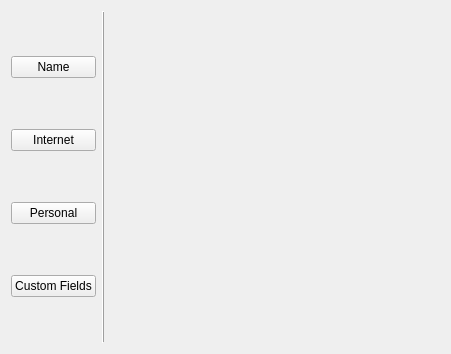
chusopr/kdepim-ktimetracker-akonadi, file mobile/contacts/editormore.ui: the form before one commit.
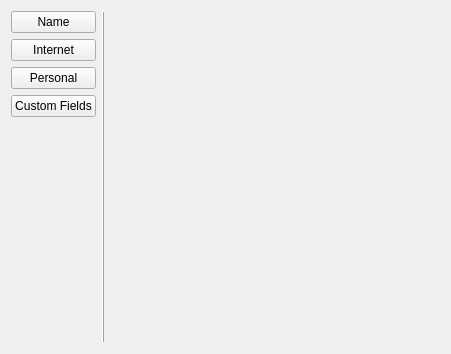
The form after the commit.

```diff
--- a/mobile/contacts/editormore.ui
+++ b/mobile/contacts/editormore.ui
@@ -44,6 +44,19 @@
        </property>
       </widget>
      </item>
+     <item>
+      <spacer name="verticalSpacer">
+       <property name="orientation">
+        <enum>Qt::Vertical</enum>
+       </property>
+       <property name="sizeHint" stdset="0">
+        <size>
+         <width>20</width>
+         <height>40</height>
+        </size>
+       </property>
+      </spacer>
+     </item>
     </layout>
    </item>
    <item>
```
